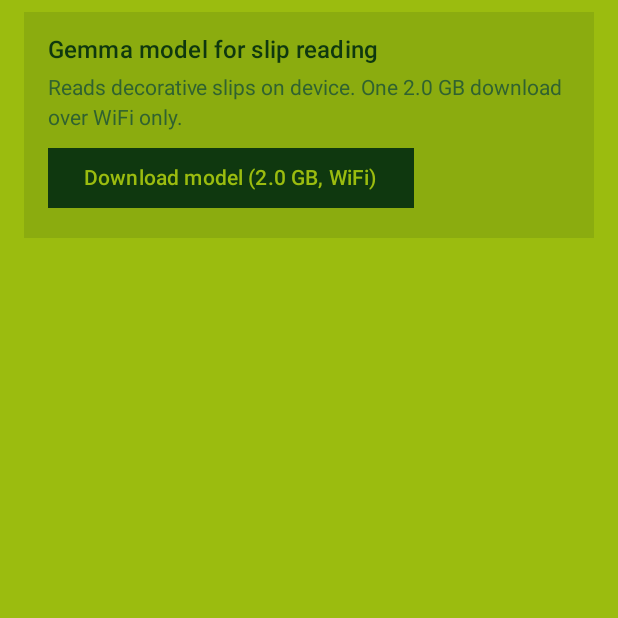
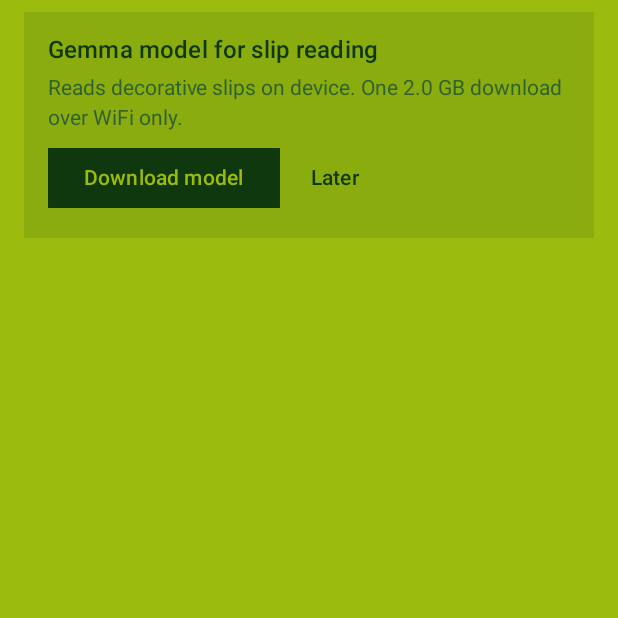
Before and after one commit to qapquiz/sauron, an Android app built with Jetpack Compose: the composable ModelDownloadCard called with empty values, on a phone screen of 412 x 824 dp, the top half of it. Run offline under Robolectric (Android 15) with nearby library versions, the light colour scheme and no system bars.

Commit message:
feat(ui): let the model download wait for later

```diff
--- a/app/src/main/java/dev/fireforge/sauron/ui/MainActivity.kt
+++ b/app/src/main/java/dev/fireforge/sauron/ui/MainActivity.kt
@@ -43,6 +43,7 @@ import androidx.compose.runtime.collectAsState
 import androidx.compose.runtime.getValue
 import androidx.compose.runtime.mutableStateOf
 import androidx.compose.runtime.remember
+import androidx.compose.runtime.saveable.rememberSaveable
 import androidx.compose.runtime.setValue
 import androidx.compose.ui.Alignment
 import androidx.compose.ui.Modifier
@@ -102,6 +103,8 @@ class MainActivity : ComponentActivity() {
                     it.state == WorkInfo.State.RUNNING || it.state == WorkInfo.State.ENQUEUED
                 } ?: workInfos.lastOrNull()
                 var modelReady by remember { mutableStateOf(container.gemmaSlipReader.hasModel()) }
+                // Session-scoped: "Later" parks the card until the next app start.
+                var modelDownloadDeferred by rememberSaveable { mutableStateOf(false) }
                 LaunchedEffect(downloadInfo?.state) {
                     if (downloadInfo?.state == WorkInfo.State.SUCCEEDED) {
                         modelReady = container.gemmaSlipReader.hasModel()
@@ -136,8 +139,12 @@ class MainActivity : ComponentActivity() {
                         startActivity(Intent(applicationContext, SettingsActivity::class.java))
                     },
                 ) {
-                    if (!modelReady) {
-                        ModelDownloadCard(downloadInfo, downloadModel)
+                    if (!modelReady && !modelDownloadDeferred) {
+                        ModelDownloadCard(
+                            downloadInfo,
+                            onDownload = downloadModel,
+                            onDefer = { modelDownloadDeferred = true },
+                        )
                     }
                 }
             }
@@ -372,7 +379,11 @@ private fun ScanIndicator(status: ScanStatus) {
 }
 
 @Composable
-private fun ModelDownloadCard(downloadInfo: WorkInfo?, onDownload: () -> Unit) {
+private fun ModelDownloadCard(
+    downloadInfo: WorkInfo?,
+    onDownload: () -> Unit,
+    onDefer: () -> Unit,
+) {
     Card(
         modifier = Modifier
             .fillMaxWidth()
@@ -406,8 +417,13 @@ private fun ModelDownloadCard(downloadInfo: WorkInfo?, onDownload: () -> Unit) {
                     color = MaterialTheme.colorScheme.onSurfaceVariant,
                 )
             } else {
-                Button(onClick = onDownload, shape = RectangleShape) {
-                    Text("Download model (2.0 GB, WiFi)")
+                Row(horizontalArrangement = Arrangement.spacedBy(8.dp)) {
+                    Button(onClick = onDownload, shape = RectangleShape) {
+                        Text("Download model")
+                    }
+                    TextButton(onClick = onDefer, shape = RectangleShape) {
+                        Text("Later")
+                    }
                 }
             }
         }
```
